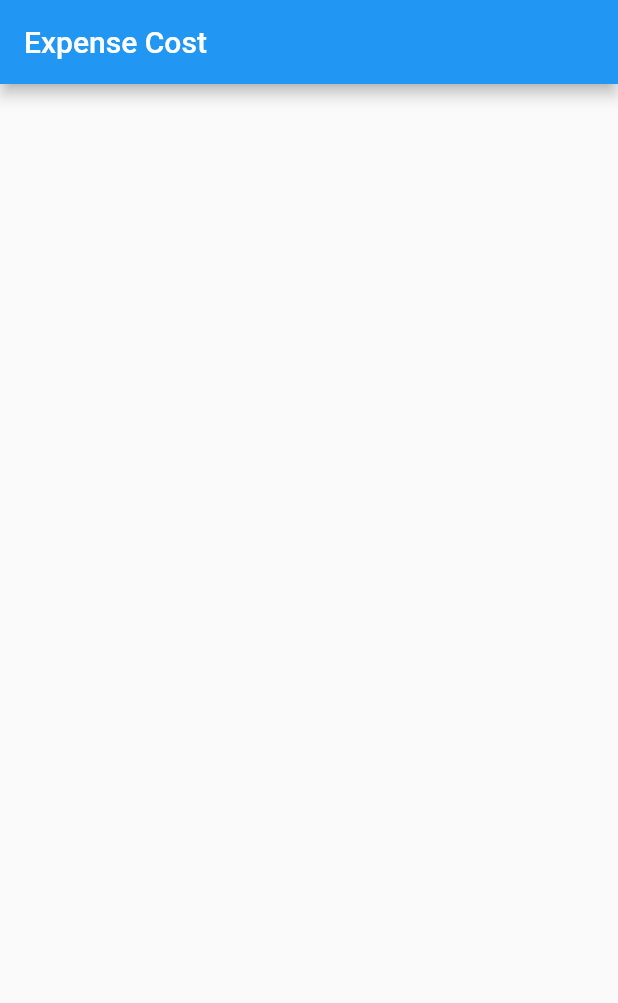
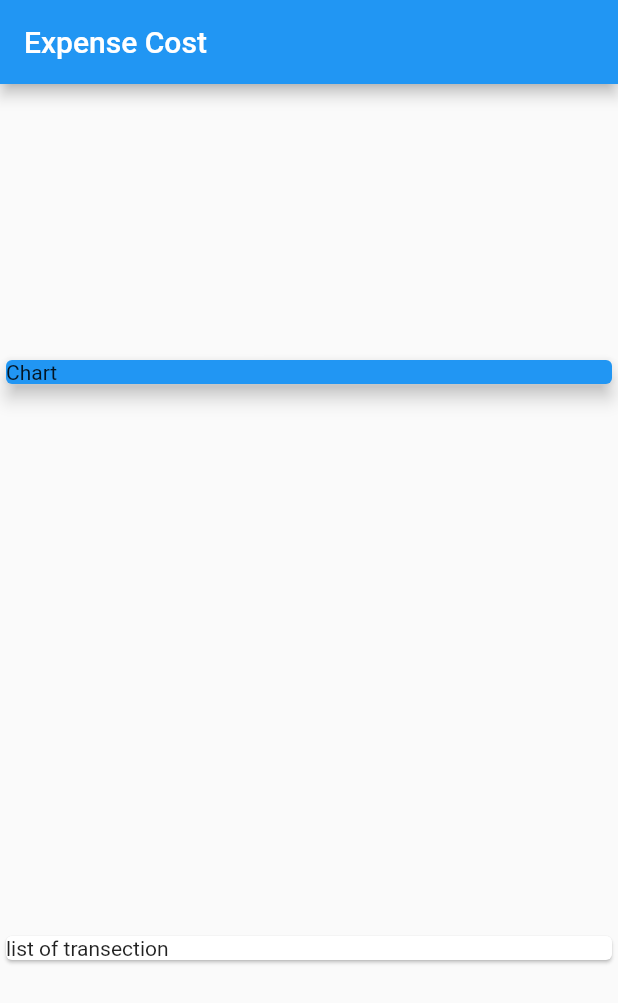
Before and after one commit to nirzonpop192/flutterTraninig, a Flutter app: the screen it shows after launch, on a phone screen of 412 x 824 dp. Shown: the top 1003 px of the screen. Run offline on Flutter 3.47's test engine with Material 2 defaults, Android fonts, the phone set to English and light mode, and no system bars.

Commit message:
#1.73-Adding Transaction Model & Data

```diff
--- /dev/null
+++ b/lib/index.dart
@@ -0,0 +1,2 @@
+export './model/index.dart';
+export './page/index.dart';
--- a/lib/main.dart
+++ b/lib/main.dart
@@ -1,16 +1,18 @@
 import 'package:flutter/material.dart';
-import './page/index.dart';
+import './index.dart';
 
 void main() {
-  runApp(const ExpenseCostApp());
+  runApp( ExpenseCostApp());
 }
 
 class ExpenseCostApp extends StatelessWidget{
-  const ExpenseCostApp({Key? key}) : super(key: key);
+
+
+   ExpenseCostApp({Key? key}) : super(key: key);
 
   @override
   Widget build(BuildContext context) {
-    return const MaterialApp(
+    return  MaterialApp(
       home: DashBoard(),
     );
   }
--- /dev/null
+++ b/lib/model/index.dart
@@ -0,0 +1 @@
+export './transection.dart';
--- /dev/null
+++ b/lib/model/transection.dart
@@ -0,0 +1,14 @@
+import 'package:flutter/material.dart';
+
+class Transaction{
+ final String? id;
+ final String? title;
+ final double? amount;
+ final DateTime? date;
+
+  Transaction({
+   @required this.id,
+   @required this.title,
+   @required this.amount,
+   @required this.date});
+}
--- a/lib/page/dashboard/dashboard.dart
+++ b/lib/page/dashboard/dashboard.dart
@@ -1,13 +1,37 @@
+import '../../index.dart';
 import 'package:flutter/material.dart';
 
 class DashBoard extends StatelessWidget{
-  const DashBoard ({Key? key}): super(key: key);
+  final  List<Transaction> transactions=[
+    Transaction(
+        id: "1",
+        title: "Dim",
+        amount: 21.3,
+        date: DateTime.now()
+    )
+  ];
+
+     DashBoard ({Key? key}): super(key: key);
 
   @override
   Widget build(BuildContext context) =>  Scaffold(
     appBar: AppBar(title: const Text("Expense Cost"),),
     body: Column(
-      children: [],
+      mainAxisAlignment: MainAxisAlignment.spaceAround,
+      crossAxisAlignment: CrossAxisAlignment.stretch,
+      children: [
+        Container(
+          width: double.infinity,
+          child: Card(
+            color: Colors.blue,
+            elevation: 5,
+            child: Text("Chart"),
+          )
+        ),
+        Card(
+          child: Text("list of transection"),
+        )
+      ],
     ),
   );
 
```
